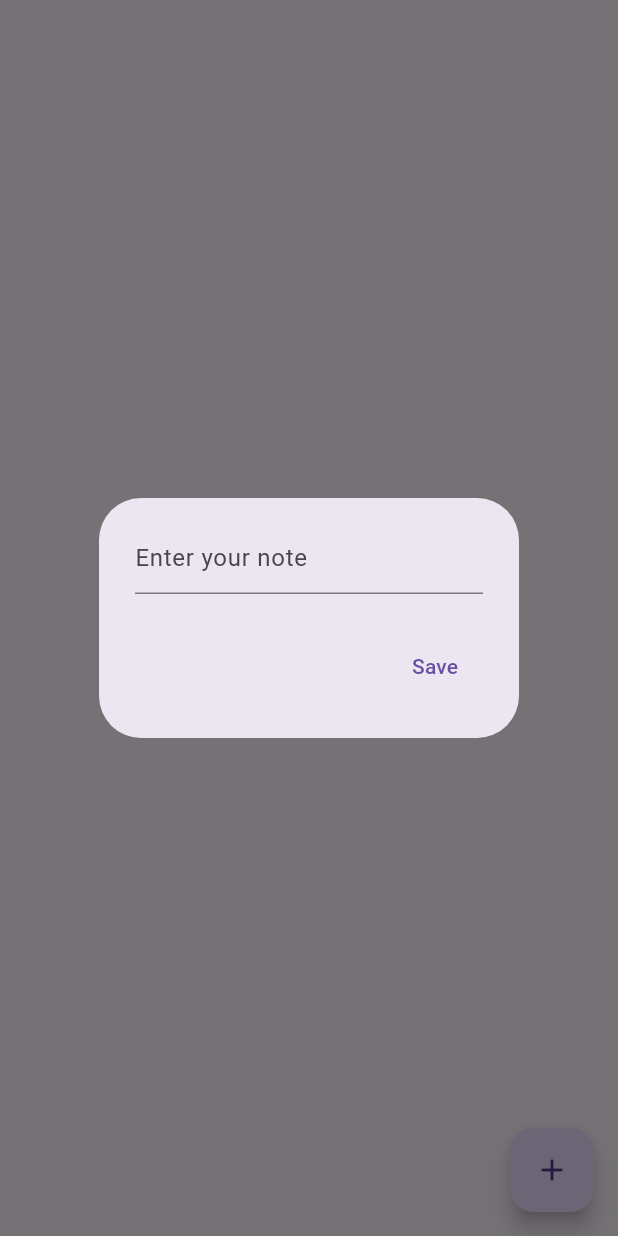
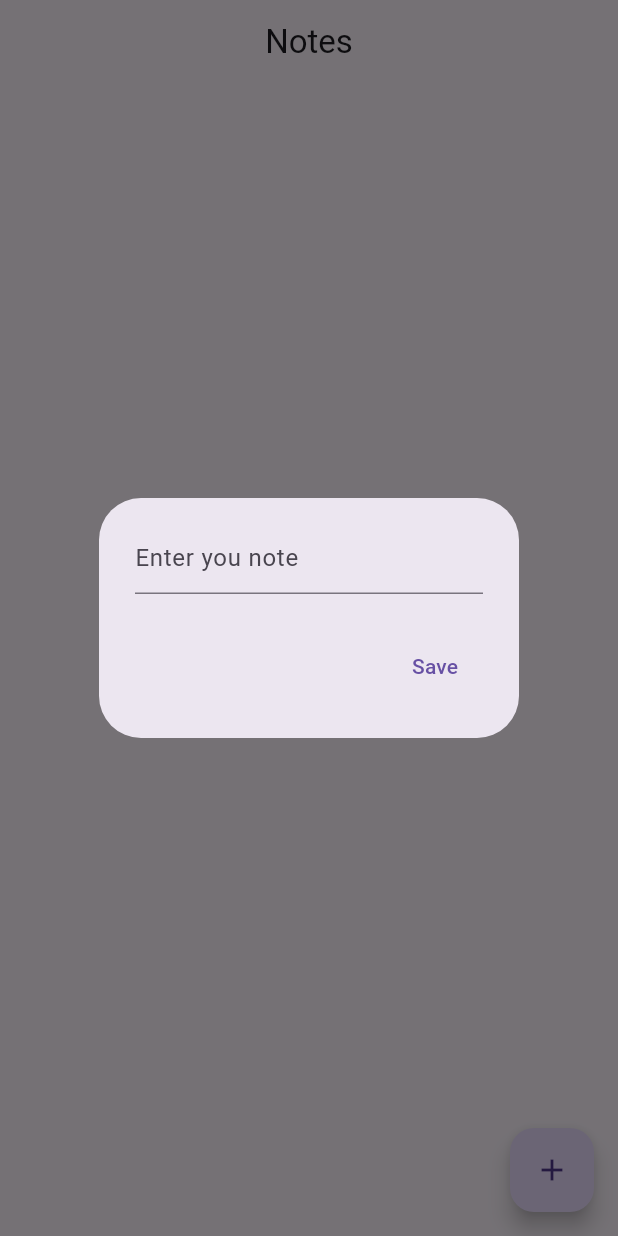
Before and after one commit to PGPrince/note_taking, a Flutter app: the screen it shows after launch, after a tap on the "add" icon, on a phone screen of 412 x 824 dp. Run offline on Flutter 3.47's test engine with Material 3 defaults, Android fonts, the phone set to English and light mode, and no system bars; our stand-ins replace supabase_flutter; accounts and stored records are empty.

Commit message:
notes_screen.dart

```diff
--- a/lib/notes_screen.dart
+++ b/lib/notes_screen.dart
@@ -13,22 +13,22 @@ class _NotesScreenState extends State<NotesScreen> {
 
   final textController = TextEditingController();
 
-  void addNewNote() {
+  void addNewNote() async {
     showDialog(
       context: context,
       builder: (context) => AlertDialog(
         content: TextField(
           controller: textController,
-          decoration: InputDecoration(hintText: 'Enter your note'),
+          decoration: InputDecoration(hintText: 'Enter you note'),
         ),
         actions: [
-          //Save Button
+          // Save button
           TextButton(
             onPressed: () {
               saveNote();
               Navigator.pop(context);
             },
-            child: const Text('Save'),
+            child: Text('Save'),
           ),
         ],
       ),
@@ -41,21 +41,22 @@ class _NotesScreenState extends State<NotesScreen> {
     });
   }
 
-  // Read notes from supabase in app
-
-  final _notesStream = Supabase.instance.client
+  // Read Notes from supabase app
+  final _noteStream = Supabase.instance.client
       .from('notes')
       .stream(primaryKey: ['id']);
 
   @override
   Widget build(BuildContext context) {
     return Scaffold(
+      appBar: AppBar(title: Center(child: Text("Notes"))),
       floatingActionButton: FloatingActionButton(
         onPressed: addNewNote,
         child: Icon(Icons.add),
       ),
+
       body: StreamBuilder<List<Map<String, dynamic>>>(
-        stream: _notesStream,
+        stream: _noteStream,
         builder: (context, snapshot) {
           //loading
           if (!snapshot.hasData) {
@@ -71,10 +72,10 @@ class _NotesScreenState extends State<NotesScreen> {
               //get individual note
               final note = notes[index];
 
-              // get the column you want
+              //get the column you want
               final noteText = note['body'];
 
-              //return as UI
+              //return UI
               return Card(
                 margin: const EdgeInsets.symmetric(horizontal: 12, vertical: 6),
                 elevation: 3,
@@ -83,7 +84,7 @@ class _NotesScreenState extends State<NotesScreen> {
                 ),
                 child: Padding(
                   padding: const EdgeInsets.all(16),
-                  child: Text(noteText, style: const TextStyle(fontSize: 16)),
+                  child: Text(noteText, style: TextStyle(fontSize: 16)),
                 ),
               );
             },
```
